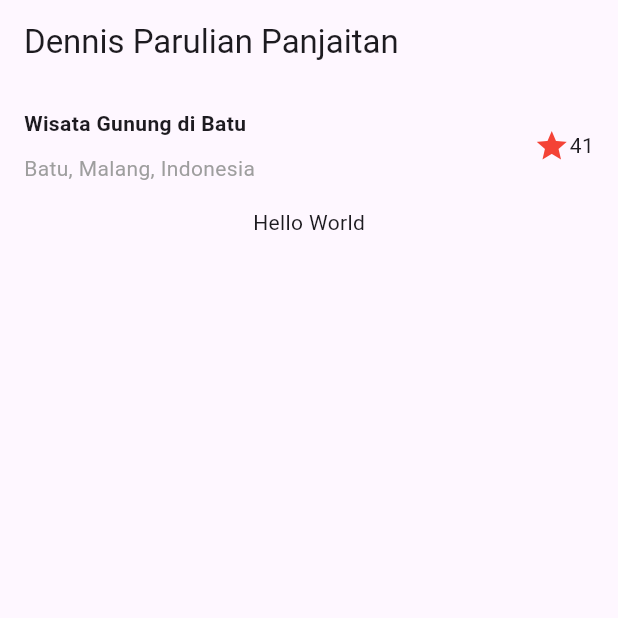
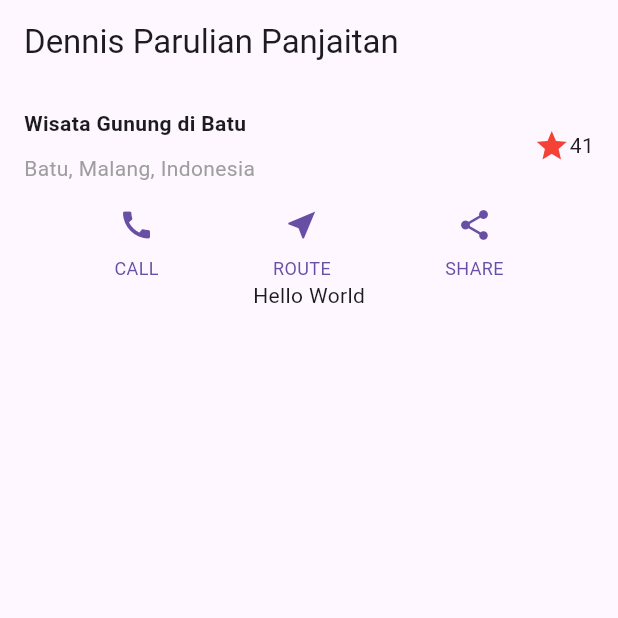
Before and after one commit to DennisParulianPanjaitan/PEMR_MOB_TI, a Flutter app: the screen it shows after launch, on a phone screen of 412 x 824 dp, the top half of it. Run offline on Flutter 3.47's test engine with Material 3 defaults, Android fonts, the phone set to English and light mode, and no system bars.

Commit message:
Praktikum 2

```diff
--- a/Pertemuan6/hello_world/lib/main.dart
+++ b/Pertemuan6/hello_world/lib/main.dart
@@ -49,6 +49,17 @@
       ),
     );
 
+    Color color = Theme.of(context).primaryColor;
+
+    Widget buttonSection = Row(
+      mainAxisAlignment: MainAxisAlignment.spaceEvenly,
+      children: [
+        _buildButtonColumn(color, Icons.call, 'CALL'),
+        _buildButtonColumn(color, Icons.near_me, 'ROUTE'),
+        _buildButtonColumn(color, Icons.share, 'SHARE'),
+      ],
+    );
+
     return MaterialApp(
       title: 'Flutter layout: Nama dan NIM Anda',
       home: Scaffold(
@@ -58,6 +69,7 @@
         body: Column(
           children: [
             titleSection, // Display the title section
+            buttonSection,
             const Center(
               child: Text('Hello World'),
             ),
@@ -66,4 +78,25 @@
       ),
     );
   }
+
+  Column _buildButtonColumn(Color color, IconData icon, String label) {
+    return Column(
+      mainAxisSize: MainAxisSize.min,
+      mainAxisAlignment: MainAxisAlignment.center,
+      children: [
+        Icon(icon, color: color),
+        Container(
+          margin: const EdgeInsets.only(top: 8),
+          child: Text(
+            label,
+            style: TextStyle(
+              fontSize: 12,
+              fontWeight: FontWeight.w400,
+              color: color,
+            ),
+          ),
+        ),
+      ],
+    );
+  }
 }
```
